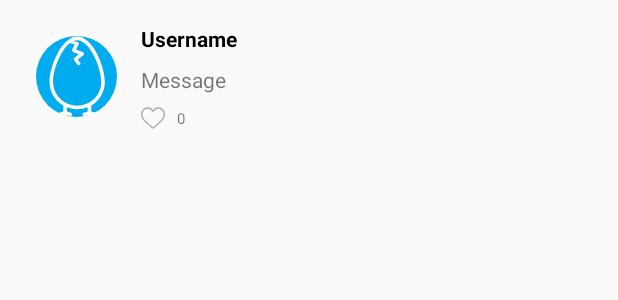
After one commit to richiejoel/MiniTwitter, an Android app: the layout fragment_tweet.xml on its own in the app's theme, with its tools: preview values and no code run, on a phone screen of 412 x 824 dp. The commit adds this screen. Shown: the top 300 px of the screen. Run offline under Robolectric (Android 15) with nearby library versions, the phone set to English and light mode, and no system bars; network calls fail.

Commit message:
RecyclerView list of tweets

```diff
--- a/app/build.gradle
+++ b/app/build.gradle
@@ -46,4 +46,9 @@ dependencies {
     implementation 'com.google.code.gson:gson:2.8.6'
     implementation 'com.squareup.retrofit2:converter-gson:2.9.0'
     implementation 'com.squareup.okhttp3:logging-interceptor:4.9.0'
+
+    implementation 'de.hdodenhof:circleimageview:3.1.0'
+
+    implementation 'com.github.bumptech.glide:glide:4.11.0'
+    annotationProcessor 'com.github.bumptech.glide:compiler:4.11.0'
 }
--- a/app/src/main/java/com/heavy/minitwitter/retrofit/MiniTwitterService.java
+++ b/app/src/main/java/com/heavy/minitwitter/retrofit/MiniTwitterService.java
@@ -4,10 +4,12 @@ import com.heavy.minitwitter.retrofit.request.RequestLogin;
 import com.heavy.minitwitter.retrofit.request.RequestSignUp;
 import com.heavy.minitwitter.retrofit.response.ResponseLogin;
 import com.heavy.minitwitter.retrofit.response.ResponseSignUp;
+import com.heavy.minitwitter.retrofit.response.Tweet;
 
 import retrofit2.Call;
 import retrofit2.http.Body;
 import retrofit2.http.FormUrlEncoded;
+import retrofit2.http.GET;
 import retrofit2.http.Headers;
 import retrofit2.http.POST;
 
--- a/app/src/main/java/com/heavy/minitwitter/ui/ui/notifications/NotificationsViewModel.java
+++ b/app/src/main/java/com/heavy/minitwitter/ui/ui/profile/ProfileViewModel.java
@@ -1,14 +1,14 @@
-package com.heavy.minitwitter.ui.ui.notifications;
+package com.heavy.minitwitter.ui.ui.profile;
 
 import androidx.lifecycle.LiveData;
 import androidx.lifecycle.MutableLiveData;
 import androidx.lifecycle.ViewModel;
 
-public class NotificationsViewModel extends ViewModel {
+public class ProfileViewModel extends ViewModel {
 
     private MutableLiveData<String> mText;
 
-    public NotificationsViewModel() {
+    public ProfileViewModel() {
         mText = new MutableLiveData<>();
         mText.setValue("This is notifications fragment");
     }
--- /dev/null
+++ b/app/src/main/res/drawable/ic_like.xml
@@ -0,0 +1,9 @@
+<vector xmlns:android="http://schemas.android.com/apk/res/android"
+    android:width="512.001dp"
+    android:height="512dp"
+    android:viewportWidth="512.001"
+    android:viewportHeight="512">
+  <path
+      android:fillColor="#FFAAAAAA"
+      android:pathData="m256,483.516c-7.289,0 -14.316,-2.641 -19.793,-7.438 -20.684,-18.086 -40.625,-35.082 -58.219,-50.074l-0.09,-0.078c-51.582,-43.957 -96.125,-81.918 -127.117,-119.313 -34.645,-41.805 -50.781,-81.441 -50.781,-124.742 0,-42.07 14.426,-80.883 40.617,-109.293 26.504,-28.746 62.871,-44.578 102.414,-44.578 29.555,0 56.621,9.344 80.445,27.77 12.023,9.301 22.922,20.684 32.523,33.961 9.605,-13.277 20.5,-24.66 32.527,-33.961 23.824,-18.426 50.891,-27.77 80.445,-27.77 39.539,0 75.91,15.832 102.414,44.578 26.191,28.41 40.613,67.223 40.613,109.293 0,43.301 -16.133,82.938 -50.777,124.738 -30.992,37.398 -75.531,75.355 -127.105,119.309 -17.625,15.016 -37.598,32.039 -58.328,50.168 -5.473,4.789 -12.504,7.43 -19.789,7.43zM143.031,57.992c-31.066,0 -59.605,12.398 -80.367,34.914 -21.07,22.855 -32.676,54.449 -32.676,88.965 0,36.418 13.535,68.988 43.883,105.605 29.332,35.395 72.961,72.574 123.477,115.625l0.094,0.078c17.66,15.051 37.68,32.113 58.516,50.332 20.961,-18.254 41.012,-35.344 58.707,-50.418 50.512,-43.051 94.137,-80.223 123.469,-115.617 30.344,-36.617 43.879,-69.188 43.879,-105.605 0,-34.516 -11.605,-66.109 -32.676,-88.965 -20.758,-22.516 -49.301,-34.914 -80.363,-34.914 -22.758,0 -43.652,7.234 -62.102,21.5 -16.441,12.719 -27.895,28.797 -34.609,40.047 -3.453,5.785 -9.531,9.238 -16.262,9.238s-12.809,-3.453 -16.262,-9.238c-6.711,-11.25 -18.164,-27.328 -34.609,-40.047 -18.449,-14.266 -39.344,-21.5 -62.098,-21.5zM143.031,57.992"/>
+</vector>
--- /dev/null
+++ b/app/src/main/res/drawable/ic_logo_minituiter_mini.xml
@@ -0,0 +1,12 @@
+<vector xmlns:android="http://schemas.android.com/apk/res/android"
+    android:width="100dp"
+    android:height="100dp"
+    android:viewportWidth="100"
+    android:viewportHeight="100">
+  <path
+      android:pathData="M0,0h100v100h-100z"
+      android:fillColor="#00ACED"/>
+  <path
+      android:pathData="M77,55.2C77,40.8 65.6,12 50.7,12S24.3,40.8 24.3,55.2c0,9.6 5.3,18 13.2,22.5v5.6l-3.8,1.3c-0.9,0.3 -1.3,1.2 -1,2.1c0.2,0.7 0.9,1.1 1.6,1.1c0.2,0 0.3,0 0.5,-0.1l2.8,-0.9v2.7c0,0.9 0.7,1.6 1.6,1.6c0.9,0 1.6,-0.7 1.6,-1.6v-2.7l2.8,0.9c0.9,0.3 1.8,-0.2 2.1,-1c0.3,-0.9 -0.2,-1.8 -1,-2.1l-3.8,-1.3v-4c3.1,1.2 6.4,1.9 9.9,1.9s6.8,-0.7 9.9,-1.9v4l-3.8,1.3c-0.9,0.3 -1.3,1.2 -1,2.1c0.2,0.7 0.9,1.1 1.6,1.1c0.2,0 0.3,0 0.5,-0.1l2.8,-0.9v2.7c0,0.9 0.7,1.6 1.6,1.6s1.6,-0.7 1.6,-1.6v-2.7l2.8,0.9c0.9,0.3 1.8,-0.2 2.1,-1c0.3,-0.9 -0.2,-1.8 -1,-2.1l-3.8,-1.3v-5.6C71.7,73.1 77,64.7 77,55.2zM50.7,77.8c-12.7,0 -23,-10.2 -23,-22.7c0,-11.6 7.2,-29.8 15.9,-36.9l4.7,1.4l-2.4,4.8c-0.2,0.4 -0.2,0.9 -0.1,1.3c0.2,0.4 0.5,0.8 0.9,0.9l5.5,2.2L48,32.1c-0.7,0.5 -0.9,1.6 -0.3,2.3l3.1,4.3c0.3,0.4 0.8,0.7 1.3,0.7c0.3,0 0.7,-0.1 1,-0.3c0.7,-0.5 0.9,-1.6 0.4,-2.3l-2.2,-3l5.3,-4c0.5,-0.4 0.7,-0.9 0.6,-1.5c-0.1,-0.6 -0.5,-1.1 -1,-1.3l-6.6,-2.6l2.5,-5c0.2,-0.4 0.2,-1 0,-1.4c-0.2,-0.4 -0.6,-0.8 -1.1,-0.9l-3.6,-1c1.1,-0.4 2.1,-0.7 3.2,-0.7c11.7,0 23,25.2 23,39.9C73.7,67.7 63.4,77.8 50.7,77.8z"
+      android:fillColor="#FFFFFF"/>
+</vector>
--- a/app/src/main/res/layout/fragment_notifications.xml
+++ b/app/src/main/res/layout/fragment_profile.xml
@@ -4,7 +4,7 @@
     xmlns:tools="http://schemas.android.com/tools"
     android:layout_width="match_parent"
     android:layout_height="match_parent"
-    tools:context=".ui.ui.notifications.NotificationsFragment">
+    tools:context=".ui.ui.profile.ProfileFragment">
 
     <TextView
         android:id="@+id/text_notifications"
--- /dev/null
+++ b/app/src/main/res/layout/fragment_tweet.xml
@@ -0,0 +1,70 @@
+<?xml version="1.0" encoding="utf-8"?>
+<androidx.constraintlayout.widget.ConstraintLayout
+    xmlns:app="http://schemas.android.com/apk/res-auto"
+    xmlns:android="http://schemas.android.com/apk/res/android"
+    android:layout_width="match_parent"
+    android:layout_height="wrap_content"
+    android:padding="16dp">
+
+    <de.hdodenhof.circleimageview.CircleImageView
+        xmlns:app="http://schemas.android.com/apk/res-auto"
+        android:id="@+id/imgTweetAvatar"
+        android:layout_width="70dp"
+        android:layout_height="70dp"
+        android:src="@drawable/ic_logo_minituiter_mini"
+        android:paddingStart="8dp"
+        android:paddingLeft="8dp"
+        android:paddingEnd="8dp"
+        android:paddingRight="8dp"
+        app:layout_constraintStart_toStartOf="parent"
+        app:layout_constraintTop_toTopOf="parent"
+        />
+
+    <TextView
+        android:id="@+id/txtUsername"
+        android:layout_width="wrap_content"
+        android:layout_height="wrap_content"
+        android:text="Username"
+        android:textColor="@android:color/black"
+        android:textSize="14sp"
+        android:textStyle="bold"
+        android:layout_marginStart="8dp"
+        app:layout_constraintStart_toEndOf="@+id/imgTweetAvatar"
+        app:layout_constraintTop_toTopOf="@+id/imgTweetAvatar"
+        />
+
+    <TextView
+        android:id="@+id/txtMessage"
+        android:layout_width="0dp"
+        android:layout_height="wrap_content"
+        android:text="Message"
+        android:layout_marginTop="8dp"
+        android:layout_marginEnd="8dp"
+        app:layout_constraintStart_toStartOf="@+id/txtUsername"
+        app:layout_constraintTop_toBottomOf="@id/txtUsername"
+        app:layout_constraintEnd_toEndOf="parent"
+        />
+
+    <ImageView
+        android:id="@+id/imgLike"
+        android:layout_width="16dp"
+        android:layout_height="16dp"
+        android:src="@drawable/ic_like"
+        android:layout_marginTop="8dp"
+        app:layout_constraintStart_toStartOf="@id/txtMessage"
+        app:layout_constraintTop_toBottomOf="@id/txtMessage"
+        />
+
+    <TextView
+        android:id="@+id/txtViewLikes"
+        android:layout_width="wrap_content"
+        android:layout_height="wrap_content"
+        android:layout_marginStart="8dp"
+        android:text="0"
+        android:textSize="10sp"
+        app:layout_constraintBottom_toBottomOf="@+id/imgLike"
+        app:layout_constraintStart_toEndOf="@+id/imgLike"
+        app:layout_constraintTop_toTopOf="@+id/imgLike" />
+
+
+</androidx.constraintlayout.widget.ConstraintLayout>
--- a/app/src/main/res/navigation/mobile_navigation.xml
+++ b/app/src/main/res/navigation/mobile_navigation.xml
@@ -19,7 +19,7 @@
 
     <fragment
         android:id="@+id/navigation_profile"
-        android:name="com.heavy.minitwitter.ui.ui.notifications.NotificationsFragment"
+        android:name="com.heavy.minitwitter.ui.ui.profile.ProfileFragment"
         android:label="@string/title_notifications"
-        tools:layout="@layout/fragment_notifications" />
+        tools:layout="@layout/fragment_profile" />
 </navigation>
--- a/app/src/main/res/values/colors.xml
+++ b/app/src/main/res/values/colors.xml
@@ -5,4 +5,5 @@
     <color name="colorAccent">@color/colorBlueDark</color>
     <color name="colorBlue">#0F7EDD</color>
     <color name="colorBlueDark">#0C5491</color>
+    <color name="colorPink">#e0245e</color>
 </resources>
```
Also changed, not shown: app/src/main/java/com/heavy/minitwitter/retrofit/AuthMiniTwitterClient.java (added, +126 -0 lines), app/src/main/java/com/heavy/minitwitter/retrofit/AuthMiniTwitterService.java (added, +19 -0 lines), app/src/main/java/com/heavy/minitwitter/retrofit/response/Like.java (added, +87 -0 lines), app/src/main/java/com/heavy/minitwitter/retrofit/response/Tweet.java (added, +68 -0 lines), app/src/main/java/com/heavy/minitwitter/retrofit/response/User.java (added, +90 -0 lines), app/src/main/java/com/heavy/minitwitter/ui/adapters/MyTweetAdapter.java (added, +97 -0 lines), app/src/main/java/com/heavy/minitwitter/ui/ui/home/HomeFragment.java (+67 -1 lines), app/src/main/java/com/heavy/minitwitter/ui/ui/profile/ProfileFragment.java (renamed from app/src/main/java/com/heavy/minitwitter/ui/ui/notifications/NotificationsFragment.java, +5 -5 lines), app/src/main/res/drawable/ic_like_pink.xml (added, +9 -0 lines), app/src/main/res/layout/fragment_home.xml (+11 -13 lines).
